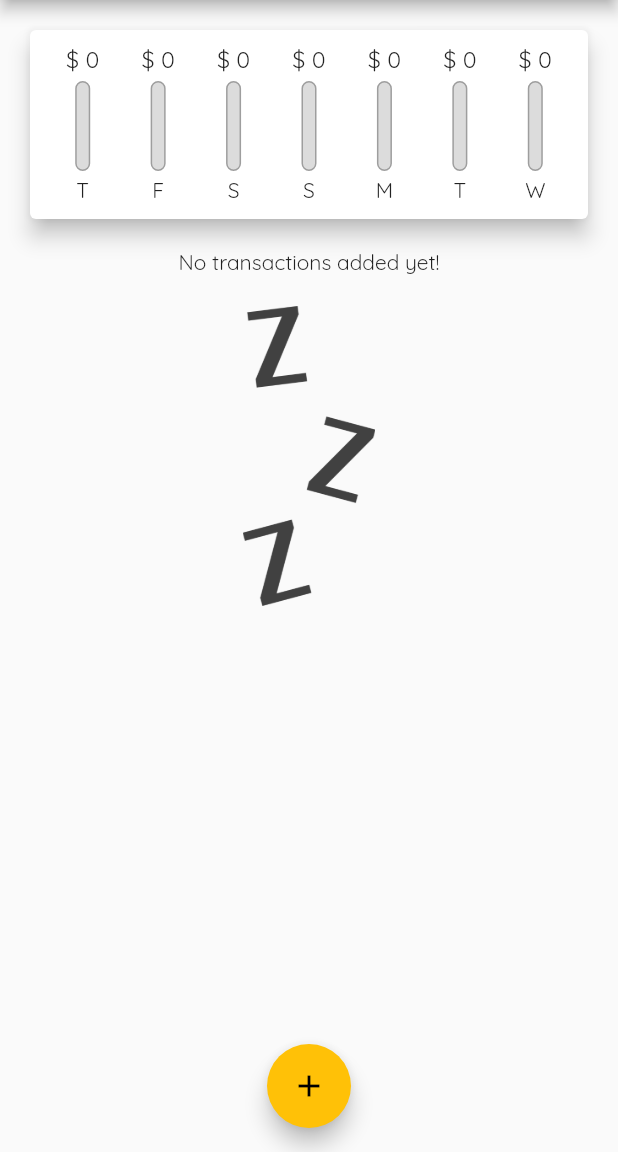
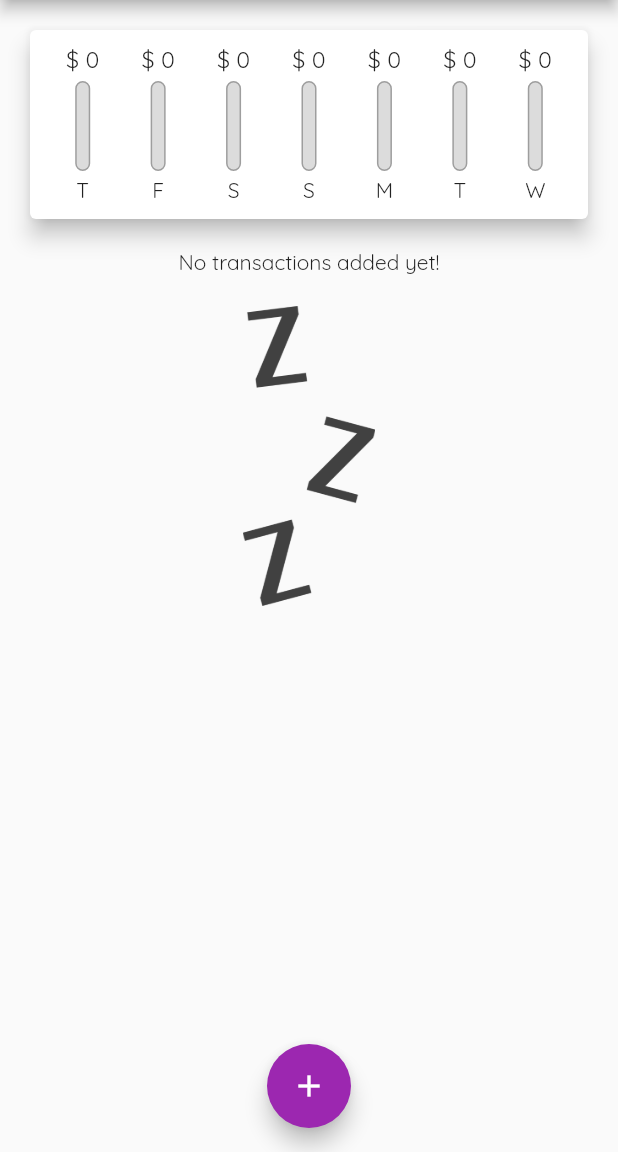
Before and after one commit to Salam0000/personal_expenses_application, a Flutter app: the screen it shows after launch, on a phone screen of 412 x 824 dp, the part 84-1236 px from its top. Run offline on Flutter 3.47's test engine with Material 2 defaults, Android fonts, the phone set to English and light mode, and no system bars; missing offline and left inert: dart:html.

Commit message:
intial commit1

```diff
--- a/lib/main.dart
+++ b/lib/main.dart
@@ -14,7 +14,7 @@ class MyApp extends StatelessWidget {
       title: 'Personal Expenses',
       theme: ThemeData(
         primarySwatch: Colors.purple,
-        accentColor: Colors.amber,
+        // accentColor: Colors.amber,
         // errorColor: Colors.red,
         fontFamily: 'Quicksand',
         // textTheme: ThemeData.light().textTheme.copyWith(
--- a/lib/main1.dart
+++ b/lib/main1.dart
@@ -20,7 +20,7 @@ class MyApp extends StatelessWidget {
       title: 'Personal Expenses',
       theme: ThemeData(
         primarySwatch: Colors.deepPurple,
-        accentColor: Colors.deepPurpleAccent,
+        // accentColor: Colors.deepPurpleAccent,
         // errorColor: Colors.red,
         fontFamily: 'Quicksand',
         appBarTheme: AppBarTheme(
```
